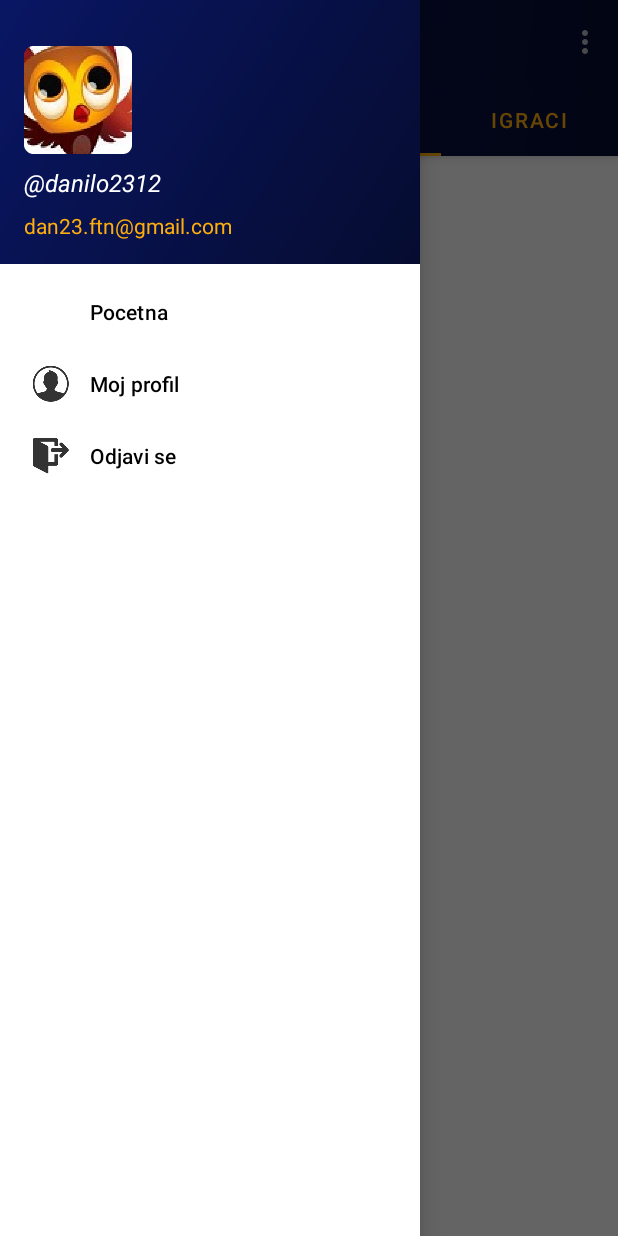
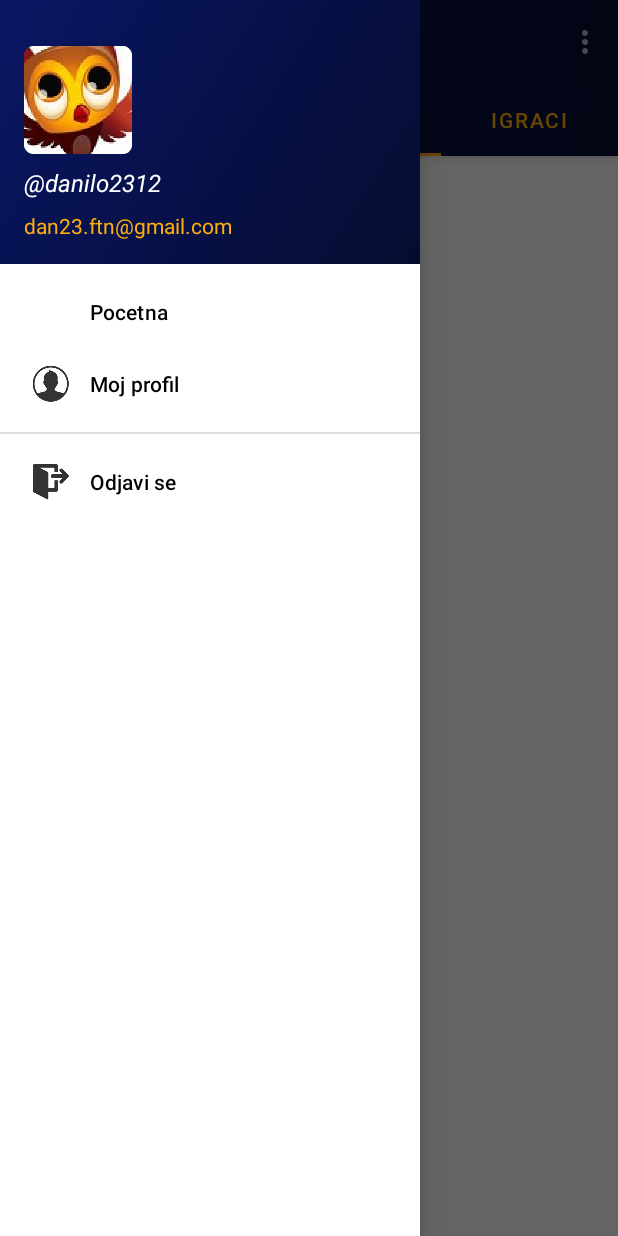
Before and after one commit to 2Dan3/androidSlagalica, an Android app: the screen it shows after launch (MainActivity), with the side drawer open, on a phone screen of 412 x 824 dp. Run offline under Robolectric (Android 15) with nearby library versions, the phone set to English and light mode, and no system bars.

Commit message:
Bugfixed partially for Tab swiping;Refactor UI

```diff
--- a/app/src/main/java/com/ftn/slagalica/MainActivity.java
+++ b/app/src/main/java/com/ftn/slagalica/MainActivity.java
@@ -74,9 +74,9 @@ public class MainActivity extends AppCompatActivity {
         getSupportFragmentManager().beginTransaction().replace(R.id.fragment_container_main, new TabbedMainFragment() ).commit();
     }
     private void setupNavigationAndDrawer(){
-        mDrawerLayout = (DrawerLayout) findViewById(R.id.drawer_layout);
+        mDrawerLayout = findViewById(R.id.drawer_layout);
 
-        NavigationView navigationView = (NavigationView) findViewById(R.id.navigation_view);
+        NavigationView navigationView = findViewById(R.id.navigation_view);
         navigationView.setNavigationItemSelectedListener(menuItem -> {
             menuItem.setChecked(true);
             mDrawerLayout.closeDrawers();
@@ -96,7 +96,7 @@ public class MainActivity extends AppCompatActivity {
         });
     }
     private void setupToolbarAndActionbar(){
-        Toolbar toolbar = (Toolbar) findViewById(R.id.toolbar);
+        Toolbar toolbar = findViewById(R.id.toolbar);
         setSupportActionBar(toolbar);
         ActionBar actionBar = getSupportActionBar();
         actionBar.setHomeAsUpIndicator(R.drawable.ic_menu);
--- a/app/src/main/res/menu/activity_main_drawer.xml
+++ b/app/src/main/res/menu/activity_main_drawer.xml
@@ -3,7 +3,8 @@
     xmlns:tools="http://schemas.android.com/tools"
     tools:showIn="navigation_view">
 
-    <group android:checkableBehavior="single">
+    <group android:checkableBehavior="single"
+        android:id="@+id/groupPages">
         <item
             android:id="@+id/nav_home"
             android:title="@string/menu_home" />
@@ -12,10 +13,11 @@
             android:id="@+id/nav_profile"
             android:title="@string/menu_profile"
             android:icon="@drawable/menu_profile" />
+    </group>
+    <group android:id="@+id/groupLogout">
         <item
             android:id="@+id/nav_logout"
             android:title="@string/menu_logout"
             android:icon="@drawable/menu_logout" />
-
     </group>
 </menu>
```
Lines whose indentation alone changed are shown as unchanged.
